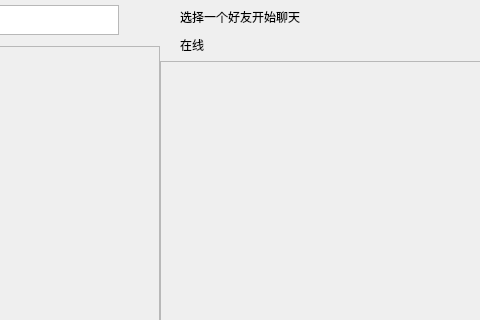
chrisnake11/ChatClient, file ChatDialog.ui: the form before one commit; both pictures show x 152 to 632 and y 0 to 320 of the 962 by 600 pixel window.
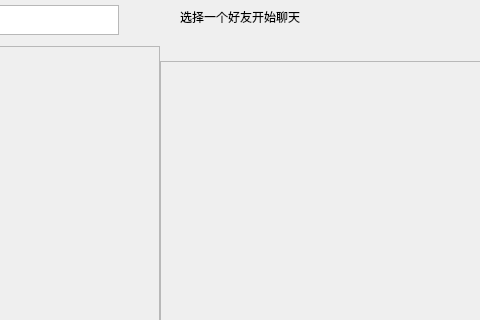
The form after the commit. Icons and pictures are not drawn. Custom widgets are drawn as their Qt base class.

```diff
--- a/ChatDialog.ui
+++ b/ChatDialog.ui
@@ -351,7 +351,7 @@
            <item>
             <widget class="QLabel" name="chat_status">
              <property name="text">
-              <string>在线</string>
+              <string/>
              </property>
             </widget>
            </item>
```
